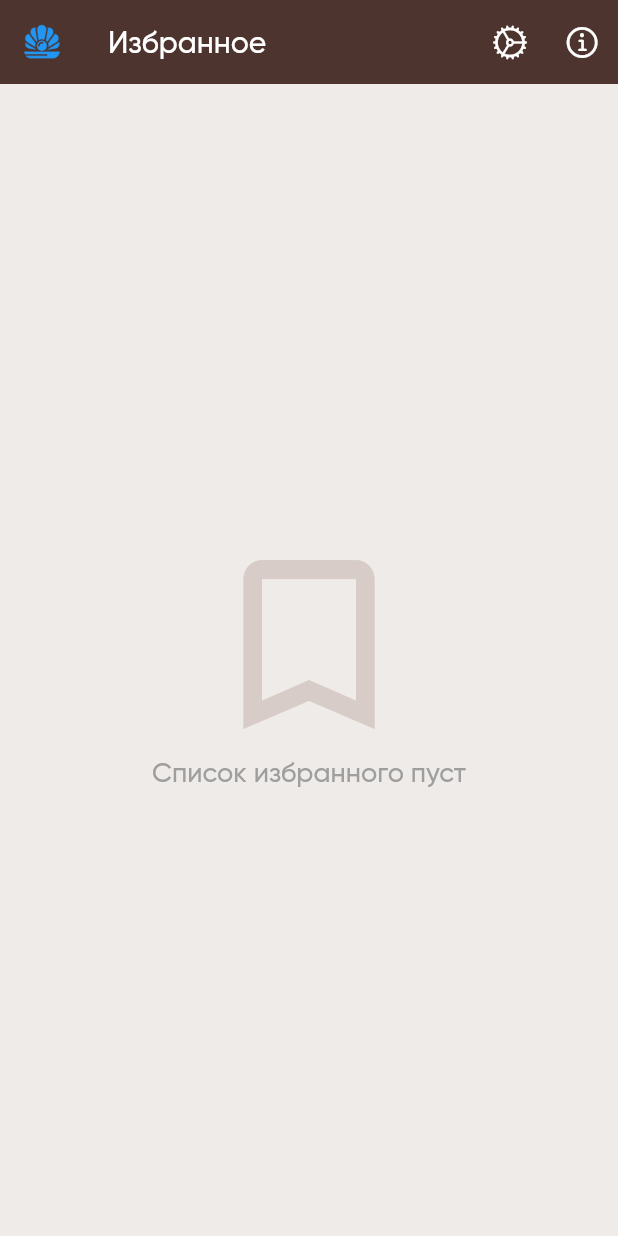
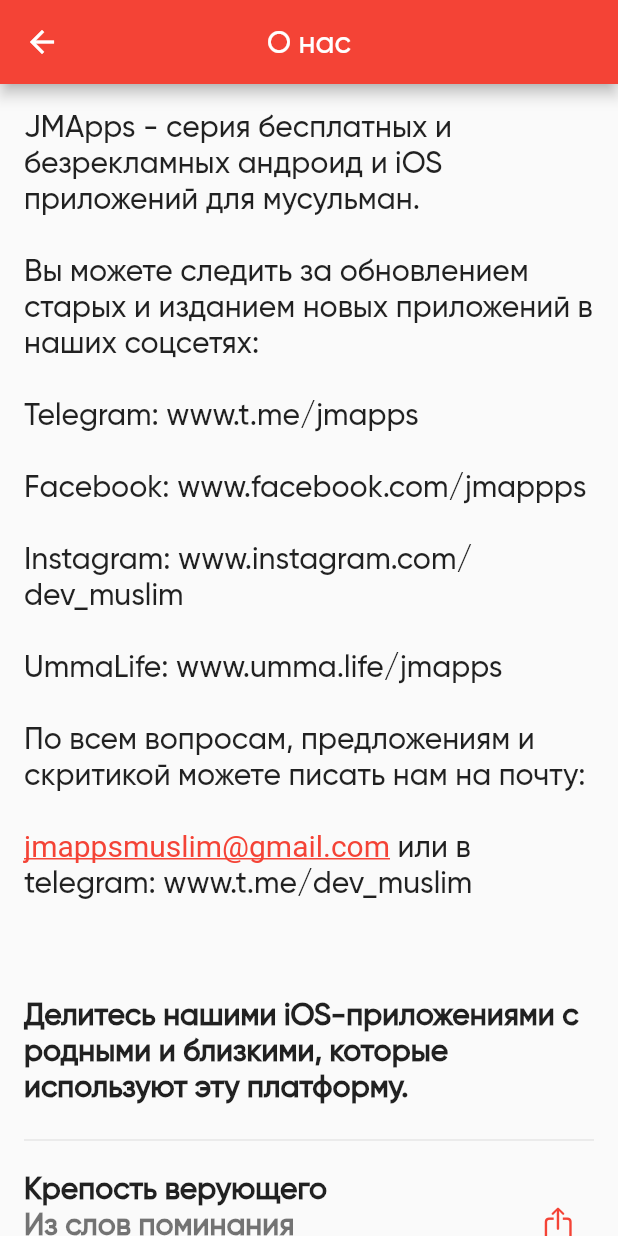
Before and after one commit to JMApps/gems_tarifi, a Flutter app: the FavoritePage screen opened directly, after a tap on an icon or button, on a phone screen of 412 x 824 dp. Run offline on Flutter 3.47's test engine with Material 2 defaults, Android fonts, the phone set to English and light mode, and no system bars; drawn by our look-alikes of flutter_linkify; our stand-ins replace flutter_html, scrollable_positioned_list, share, sqflite; missing offline and left inert: clipboard; accounts and stored records are empty.

Commit message:
Added about us page

```diff
--- /dev/null
+++ b/lib/pages/about_us.dart
@@ -0,0 +1,66 @@
+import 'dart:io';
+
+import 'package:flutter/material.dart';
+import 'package:flutter_linkify/flutter_linkify.dart';
+import 'package:gems_tarifi/widgets/about_us_app_list.dart';
+import 'package:url_launcher/url_launcher.dart';
+
+class AboutUs extends StatelessWidget {
+  const AboutUs({Key? key}) : super(key: key);
+
+  @override
+  Widget build(BuildContext context) {
+    return Scaffold(
+      appBar: AppBar(
+        centerTitle: true,
+        title: const Text('О нас'),
+        backgroundColor: Colors.red,
+      ),
+      body: Scrollbar(
+        child: SingleChildScrollView(
+          child: Column(
+            mainAxisSize: MainAxisSize.max,
+            children: [
+              Container(
+                padding: const EdgeInsets.all(16),
+                child: Linkify(
+                  text:
+                      'JMApps - серия бесплатных и безрекламных андроид и iOS приложений для мусульман.\n\n'
+                      'Вы можете следить за обновлением старых и изданием новых приложений в наших соцсетях:\n\n'
+                      'Telegram: www.t.me/jmapps\n\n'
+                      'Facebook: www.facebook.com/jmappps\n\n'
+                      'Instagram: www.instagram.com/dev_muslim\n\n'
+                      'UmmaLife: www.umma.life/jmapps\n\n'
+                      'По всем вопросам, предложениям и скритикой можете писать нам на почту:\n\n'
+                      'jmappsmuslim@gmail.com или в telegram: www.t.me/dev_muslim\n\n',
+                  style: const TextStyle(fontSize: 20),
+                  linkStyle: const TextStyle(color: Colors.red),
+                  onOpen: (link) async {
+                    if (await canLaunch(link.url)) {
+                      await launch(link.url);
+                    } else {
+                      throw 'Could not launch $link';
+                    }
+                  },
+                ),
+              ),
+              Padding(
+                padding: const EdgeInsets.symmetric(horizontal: 16),
+                child: Text(
+                  'Делитесь нашими ${Platform.isIOS ? 'android-приложениями' : 'iOS-приложениями'} с родными и близкими, которые используют эту платформу.',
+                  style: const TextStyle(
+                      fontSize: 20, fontWeight: FontWeight.bold),
+                ),
+              ),
+              const SizedBox(height: 16),
+              const Divider(indent: 16, endIndent: 16),
+              Scrollbar(
+                child: const AboutUsAppList(),
+              ),
+            ],
+          ),
+        ),
+      ),
+    );
+  }
+}
--- a/lib/pages/category_page.dart
+++ b/lib/pages/category_page.dart
@@ -31,7 +31,9 @@ class CategoryPage extends StatelessWidget {
           ),
           IconButton(
             icon: const Icon(CupertinoIcons.info),
-            onPressed: () {},
+            onPressed: () {
+              Navigator.of(context).pushNamed('/about_us');
+            },
           ),
         ],
       ),
--- a/lib/pages/content_page.dart
+++ b/lib/pages/content_page.dart
@@ -34,7 +34,9 @@ class ContentPage extends StatelessWidget {
             ),
             IconButton(
               icon: const Icon(CupertinoIcons.info),
-              onPressed: () {},
+              onPressed: () {
+                Navigator.of(context).pushNamed('/about_us');
+              },
             ),
           ],
         ),
--- a/lib/pages/favorite_page.dart
+++ b/lib/pages/favorite_page.dart
@@ -31,7 +31,9 @@ class FavoritePage extends StatelessWidget {
           ),
           IconButton(
             icon: const Icon(CupertinoIcons.info),
-            onPressed: () {},
+            onPressed: () {
+              Navigator.of(context).pushNamed('/about_us');
+            },
           ),
         ],
       ),
--- a/lib/router/app_router.dart
+++ b/lib/router/app_router.dart
@@ -1,12 +1,17 @@
 import 'package:flutter/cupertino.dart';
 import 'package:flutter/material.dart';
+import 'package:gems_tarifi/pages/about_us.dart';
 import 'package:gems_tarifi/pages/main_page.dart';
 
 class AppRouter {
   Route onGenerateRoute(RouteSettings routeSettings) {
     switch (routeSettings.name) {
       case '/':
-        return MaterialPageRoute(builder: (_) => MainPage(), settings: routeSettings);
+        return MaterialPageRoute(
+            builder: (_) => MainPage(), settings: routeSettings);
+      case '/about_us':
+        return MaterialPageRoute(
+            builder: (_) => AboutUs(), settings: routeSettings);
       default:
         throw Exception('Invalid route');
     }
--- /dev/null
+++ b/lib/widgets/about_us_app_item.dart
@@ -0,0 +1,60 @@
+import 'package:flutter/cupertino.dart';
+import 'package:flutter/material.dart';
+import 'package:share/share.dart';
+import 'package:url_launcher/url_launcher.dart';
+
+class AboutUsAppItem extends StatelessWidget {
+  const AboutUsAppItem({
+    Key? key,
+    required this.title,
+    required this.subTitle,
+    required this.appLink,
+  }) : super(key: key);
+
+  final String title;
+  final String subTitle;
+  final String appLink;
+
+  @override
+  Widget build(BuildContext context) {
+    return ListTile(
+      title: Text(
+        title,
+        style: const TextStyle(
+          fontWeight: FontWeight.bold,
+          fontSize: 20,
+        ),
+      ),
+      subtitle: Text(
+        subTitle,
+        style: const TextStyle(
+          fontWeight: FontWeight.bold,
+          fontSize: 20,
+        ),
+      ),
+      trailing: IconButton(
+        icon: const Icon(
+          CupertinoIcons.share,
+          color: Colors.red,
+        ),
+        onPressed: () {
+          Share.share(
+            appLink,
+            sharePositionOrigin: Rect.fromLTWH(0, 0, 10, 10),
+          );
+        },
+      ),
+      onTap: () async {
+        if (await canLaunch(
+          appLink,
+        )) {
+          await launch(
+            appLink,
+          );
+        } else {
+          throw 'Could not launch';
+        }
+      },
+    );
+  }
+}
--- /dev/null
+++ b/lib/widgets/about_us_app_list.dart
@@ -0,0 +1,133 @@
+import 'dart:io';
+
+import 'package:flutter/material.dart';
+import 'package:gems_tarifi/widgets/about_us_app_item.dart';
+
+class AboutUsAppList extends StatelessWidget {
+  const AboutUsAppList({Key? key}) : super(key: key);
+
+  @override
+  Widget build(BuildContext context) {
+    return Platform.isIOS
+        ? ListView(
+            shrinkWrap: true,
+            physics: const NeverScrollableScrollPhysics(),
+            padding: const EdgeInsets.symmetric(vertical: 8),
+            children: const [
+              AboutUsAppItem(
+                  title: 'Крепость мусульманина',
+                  subTitle: 'Из слов поминания встречающихся в Коране и Сунне',
+                  appLink:
+                      'https://play.google.com/store/apps/details?id=jmapps.fortressofthemuslim'),
+              Divider(indent: 16, endIndent: 16),
+              AboutUsAppItem(
+                  title: 'Мольбы из Корана',
+                  subTitle: 'Из слов поминания встречающихся в Коране',
+                  appLink:
+                      'https://play.google.com/store/apps/details?id=jmapps.supplicationsfromquran'),
+              Divider(indent: 16, endIndent: 16),
+              AboutUsAppItem(
+                  title: 'Жемчужины Тарифи',
+                  subTitle:
+                      'Высказывания достопочтенного шейха Абдуль-Азиза ат-Тарифи',
+                  appLink:
+                      'https://play.google.com/store/apps/details?id=jmapps.gemstarifi'),
+              Divider(indent: 16, endIndent: 16),
+              AboutUsAppItem(
+                  title: 'Имена Аллаха',
+                  subTitle:
+                      'Толкование прекрасных имён Аллаха в свете Корана и Сунны',
+                  appLink:
+                      'https://play.google.com/store/apps/details?id=jmapps.thenamesof'),
+              Divider(indent: 16, endIndent: 16),
+              AboutUsAppItem(
+                  title: '200 вопросов',
+                  subTitle: '200 вопросов по вероучению Ислама',
+                  appLink:
+                      'https://play.google.com/store/apps/details?id=jmapps.questions200'),
+              Divider(indent: 16, endIndent: 16),
+              AboutUsAppItem(
+                  title: '40 хадисов',
+                  subTitle: '40 хадисов имама ан-Навави',
+                  appLink:
+                      'https://play.google.com/store/apps/details?id=jmapps.hadith40'),
+              Divider(indent: 16, endIndent: 16),
+              AboutUsAppItem(
+                  title: 'Сила воли',
+                  subTitle: 'Свет знаний делает человека человеком',
+                  appLink:
+                      'https://play.google.com/store/apps/details?id=jmapps.strengthofwill'),
+              Divider(indent: 16, endIndent: 16),
+              AboutUsAppItem(
+                  title: 'Бейна Ядейк',
+                  subTitle: 'Арабский в твоих руках',
+                  appLink:
+                      'https://play.google.com/store/apps/details?id=jmapps.arabicinyourhands'),
+              Divider(indent: 16, endIndent: 16),
+              AboutUsAppItem(
+                  title: 'Ракъаикъ Къуран',
+                  subTitle: 'Смягчение сердец Кораном',
+                  appLink:
+                      'https://play.google.com/store/apps/details?id=jmapps.raqaiqquran'),
+              Divider(indent: 16, endIndent: 16),
+              AboutUsAppItem(
+                  title: '3 основы',
+                  subTitle: '7 рубежей Единобожия',
+                  appLink:
+                      'https://play.google.com/store/apps/details?id=jmapps.fundamentals'),
+              Divider(indent: 16, endIndent: 16),
+              AboutUsAppItem(
+                  title: 'Мой блокнот PRO',
+                  subTitle: 'Словарь. Задачи. Заметки',
+                  appLink:
+                      'https://play.google.com/store/apps/details?id=jmapps.addmyfavoriteword'),
+              Divider(indent: 16, endIndent: 16),
+            ],
+          )
+        : ListView(
+            shrinkWrap: true,
+            physics: const NeverScrollableScrollPhysics(),
+            padding: const EdgeInsets.symmetric(vertical: 8),
+            children: const [
+              AboutUsAppItem(
+                  title: 'Крепость верующего',
+                  subTitle: 'Из слов поминания встречающихся в Коране и Сунне',
+                  appLink:
+                      'https://apps.apple.com/ru/app/крепость-верующего/id1564920951'),
+              Divider(indent: 16, endIndent: 16),
+              AboutUsAppItem(
+                  title: 'Мольбы из Корана',
+                  subTitle: 'Из слов поминания встречающихся в Коране',
+                  appLink:
+                      'https://apps.apple.com/ru/app/мольбы-из-корана/id1578687261'),
+              Divider(indent: 16, endIndent: 16),
+              AboutUsAppItem(
+                  title: 'Жемчужины Тарифи',
+                  subTitle:
+                      'Высказывания достопочтенного шейха Абдуль-Азиза ат-Тарифи',
+                  appLink:
+                      'https://apps.apple.com/ru/app/жемчужины-тарифи/id1579165434'),
+              Divider(indent: 16, endIndent: 16),
+              AboutUsAppItem(
+                  title: 'Имена Аллаха',
+                  subTitle:
+                      'Толкование прекрасных имён Аллаха в свете Корана и Сунны',
+                  appLink:
+                      'https://apps.apple.com/ru/app/имена-аллаха/id1584057836'),
+              Divider(indent: 16, endIndent: 16),
+              AboutUsAppItem(
+                  title: '200 вопросов',
+                  subTitle: '200 вопросов по вероучению Ислама',
+                  appLink:
+                      'https://apps.apple.com/ru/app/200-вопросов/id1585935857'),
+              Divider(indent: 16, endIndent: 16),
+              AboutUsAppItem(
+                  title: '40 хадисов',
+                  subTitle: '40 хадисов имама ан-Навави',
+                  appLink:
+                      'https://apps.apple.com/ru/app/40-хадисов/id1590150115'),
+              Divider(indent: 16, endIndent: 16),
+            ],
+          );
+  }
+}
--- a/pubspec.yaml
+++ b/pubspec.yaml
@@ -20,6 +20,8 @@ dependencies:
   clipboard: ^0.1.3
   scrollable_positioned_list: ^0.2.2
   provider: ^6.0.1
+  flutter_linkify: ^5.0.2
+  url_launcher: ^6.0.12
 
 dev_dependencies:
   flutter_test:
```
